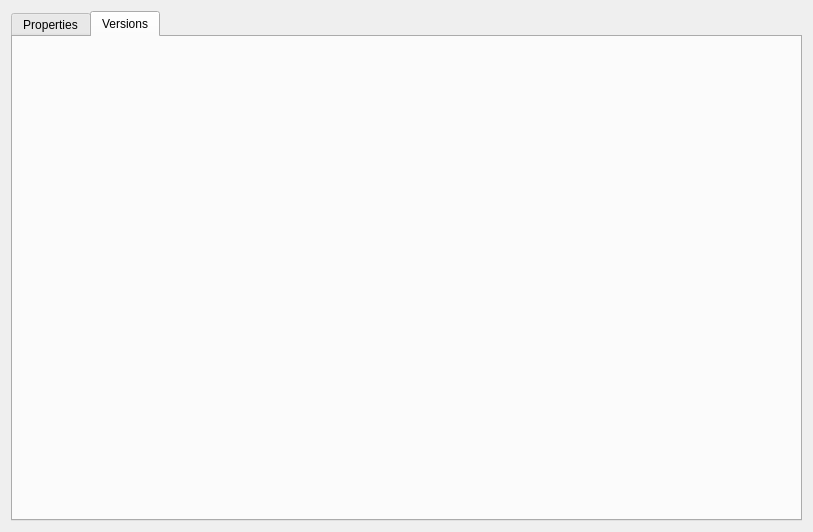
Before: the Qt Designer form src/gui/repo_DatabaseDetailsForm.ui in fritzone/ddm, drawn with Qt 5.
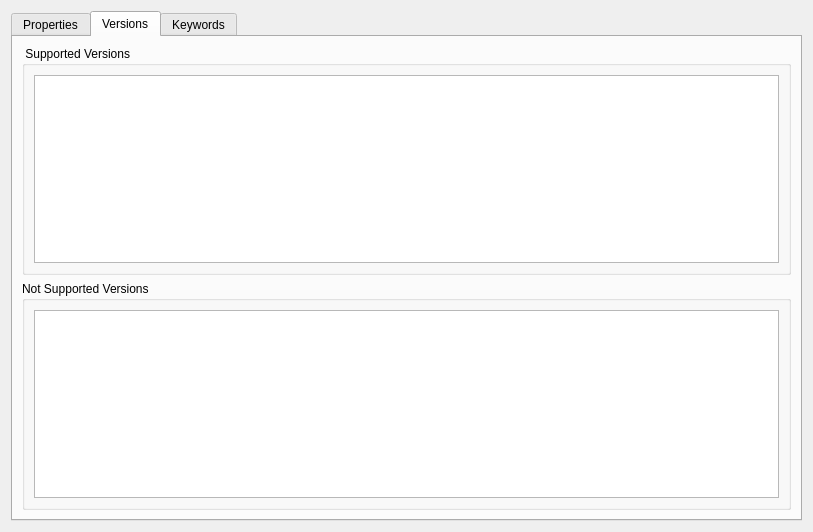
After: the same form once the commit is applied. The open tabs and pages were chosen to show the change. Icons and pictures are not drawn.

Diff of the .ui file:
```diff
--- a/src/gui/repo_DatabaseDetailsForm.ui
+++ b/src/gui/repo_DatabaseDetailsForm.ui
@@ -156,6 +156,63 @@
       <attribute name="title">
        <string>Versions</string>
       </attribute>
+      <layout class="QVBoxLayout" name="verticalLayout_4">
+       <item>
+        <widget class="QGroupBox" name="groupBox">
+         <property name="title">
+          <string> Supported Versions </string>
+         </property>
+         <layout class="QVBoxLayout" name="verticalLayout_2">
+          <item>
+           <widget class="QTableWidget" name="tableWidget"/>
+          </item>
+         </layout>
+        </widget>
+       </item>
+       <item>
+        <widget class="QGroupBox" name="groupBox_2">
+         <property name="title">
+          <string>Not Supported Versions </string>
+         </property>
+         <layout class="QVBoxLayout" name="verticalLayout_3">
+          <item>
+           <widget class="QTableWidget" name="tableWidget_2"/>
+          </item>
+         </layout>
+        </widget>
+       </item>
+      </layout>
+     </widget>
+     <widget class="QWidget" name="tab_3">
+      <attribute name="title">
+       <string>Keywords</string>
+      </attribute>
+      <layout class="QHBoxLayout" name="horizontalLayout_2">
+       <item>
+        <widget class="QTableWidget" name="tableWidget_3">
+         <attribute name="horizontalHeaderDefaultSectionSize">
+          <number>200</number>
+         </attribute>
+         <attribute name="horizontalHeaderMinimumSectionSize">
+          <number>100</number>
+         </attribute>
+         <column>
+          <property name="text">
+           <string>Keyword</string>
+          </property>
+         </column>
+         <column>
+          <property name="text">
+           <string>Role</string>
+          </property>
+          <property name="icon">
+           <iconset resource="../dbm.qrc">
+            <normaloff>:/images/actions/images/small/applications_engineering.png</normaloff>:/images/actions/images/small/applications_engineering.png</iconset>
+          </property>
+         </column>
+        </widget>
+       </item>
+      </layout>
      </widget>
     </widget>
    </item>
```
Left out of the diff: 2 changed lines with no effect on the pictures.
